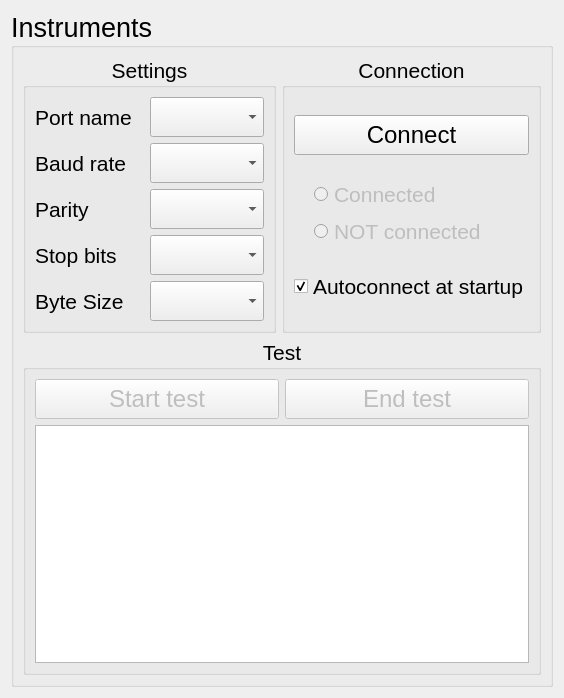
First picture: the form in upwind/src/UWPlugins/NMEASerialPortReader/settingsui.ui, repository UpWind/devel, before the edit.
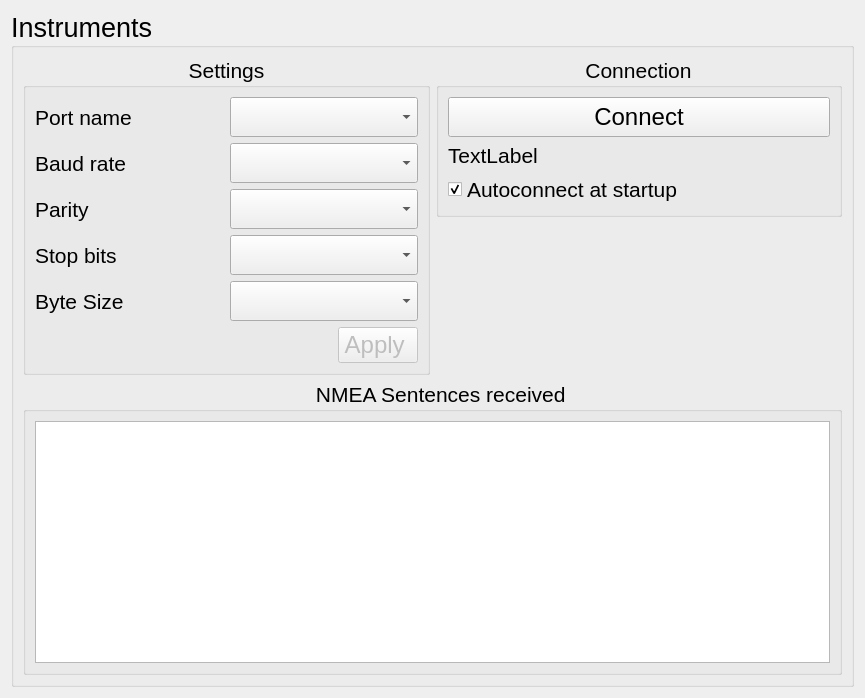
Second picture: the form after the edit.

Commit message: Changes to the GUI of the program to make serial port status more visible to the user and make connection to it easier.

```diff
--- a/upwind/src/UWPlugins/NMEASerialPortReader/settingsui.ui
+++ b/upwind/src/UWPlugins/NMEASerialPortReader/settingsui.ui
@@ -6,7 +6,7 @@
    <rect>
     <x>0</x>
     <y>0</y>
-    <width>564</width>
+    <width>865</width>
     <height>698</height>
    </rect>
   </property>
@@ -22,7 +22,126 @@
       <string>Instruments</string>
      </property>
      <layout class="QGridLayout" name="gridLayout_2">
-      <item row="2" column="0">
+      <item row="4" column="0" colspan="2">
+       <widget class="QGroupBox" name="groupBox_4">
+        <property name="font">
+         <font>
+          <pointsize>16</pointsize>
+         </font>
+        </property>
+        <property name="title">
+         <string>   NMEA Sentences received</string>
+        </property>
+        <property name="alignment">
+         <set>Qt::AlignHCenter|Qt::AlignTop</set>
+        </property>
+        <property name="flat">
+         <bool>true</bool>
+        </property>
+        <layout class="QVBoxLayout" name="verticalLayout_3">
+         <item>
+          <layout class="QHBoxLayout" name="horizontalLayout_6"/>
+         </item>
+         <item>
+          <widget class="QTextEdit" name="textEdit">
+           <property name="enabled">
+            <bool>true</bool>
+           </property>
+           <property name="sizePolicy">
+            <sizepolicy hsizetype="Expanding" vsizetype="Expanding">
+             <horstretch>0</horstretch>
+             <verstretch>200</verstretch>
+            </sizepolicy>
+           </property>
+           <property name="maximumSize">
+            <size>
+             <width>1677</width>
+             <height>1677</height>
+            </size>
+           </property>
+           <property name="font">
+            <font>
+             <family>Arial</family>
+             <pointsize>12</pointsize>
+            </font>
+           </property>
+           <property name="verticalScrollBarPolicy">
+            <enum>Qt::ScrollBarAsNeeded</enum>
+           </property>
+          </widget>
+         </item>
+        </layout>
+       </widget>
+      </item>
+      <item row="2" column="1">
+       <widget class="QGroupBox" name="groupBox_3">
+        <property name="font">
+         <font>
+          <pointsize>16</pointsize>
+         </font>
+        </property>
+        <property name="title">
+         <string>Connection</string>
+        </property>
+        <property name="alignment">
+         <set>Qt::AlignHCenter|Qt::AlignTop</set>
+        </property>
+        <property name="flat">
+         <bool>true</bool>
+        </property>
+        <layout class="QVBoxLayout" name="verticalLayout_5">
+         <item>
+          <widget class="QPushButton" name="pushButton_connect">
+           <property name="minimumSize">
+            <size>
+             <width>200</width>
+             <height>40</height>
+            </size>
+           </property>
+           <property name="font">
+            <font>
+             <family>Arial</family>
+             <pointsize>18</pointsize>
+            </font>
+           </property>
+           <property name="text">
+            <string>Connect</string>
+           </property>
+          </widget>
+         </item>
+         <item>
+          <widget class="QLabel" name="connection_status">
+           <property name="text">
+            <string>TextLabel</string>
+           </property>
+          </widget>
+         </item>
+         <item>
+          <widget class="QCheckBox" name="checkBox_autoconnect">
+           <property name="font">
+            <font>
+             <family>Arial</family>
+             <pointsize>16</pointsize>
+            </font>
+           </property>
+           <property name="acceptDrops">
+            <bool>false</bool>
+           </property>
+           <property name="autoFillBackground">
+            <bool>false</bool>
+           </property>
+           <property name="text">
+            <string>Autoconnect at startup</string>
+           </property>
+           <property name="checked">
+            <bool>true</bool>
+           </property>
+          </widget>
+         </item>
+        </layout>
+       </widget>
+      </item>
+      <item row="2" column="0" rowspan="2">
        <widget class="QGroupBox" name="groupBox_2">
         <property name="font">
          <font>
@@ -116,6 +235,28 @@
            </property>
           </widget>
          </item>
+         <item row="6" column="1" alignment="Qt::AlignRight">
+          <widget class="QPushButton" name="pushButton_startTest">
+           <property name="enabled">
+            <bool>false</bool>
+           </property>
+           <property name="maximumSize">
+            <size>
+             <width>200</width>
+             <height>16777215</height>
+            </size>
+           </property>
+           <property name="font">
+            <font>
+             <family>Arial</family>
+             <pointsize>18</pointsize>
+            </font>
+           </property>
+           <property name="text">
+            <string>Apply </string>
+           </property>
+          </widget>
+         </item>
          <item row="2" column="1">
           <widget class="QComboBox" name="comboBox_parity">
            <property name="minimumSize">
@@ -202,208 +343,6 @@
         </layout>
        </widget>
       </item>
-      <item row="2" column="1">
-       <widget class="QGroupBox" name="groupBox_3">
-        <property name="font">
-         <font>
-          <pointsize>16</pointsize>
-         </font>
-        </property>
-        <property name="title">
-         <string>Connection</string>
-        </property>
-        <property name="alignment">
-         <set>Qt::AlignHCenter|Qt::AlignTop</set>
-        </property>
-        <property name="flat">
-         <bool>true</bool>
-        </property>
-        <layout class="QVBoxLayout" name="verticalLayout_5">
-         <item>
-          <widget class="QPushButton" name="pushButton_connect">
-           <property name="minimumSize">
-            <size>
-             <width>200</width>
-             <height>40</height>
-            </size>
-           </property>
-           <property name="font">
-            <font>
-             <family>Arial</family>
-             <pointsize>18</pointsize>
-            </font>
-           </property>
-           <property name="text">
-            <string>Connect</string>
-           </property>
-          </widget>
-         </item>
-         <item>
-          <layout class="QVBoxLayout" name="verticalLayout_4">
-           <property name="leftMargin">
-            <number>20</number>
-           </property>
-           <item>
-            <widget class="QRadioButton" name="RadioButton_connected">
-             <property name="enabled">
-              <bool>false</bool>
-             </property>
-             <property name="font">
-              <font>
-               <family>Arial</family>
-               <pointsize>16</pointsize>
-              </font>
-             </property>
-             <property name="text">
-              <string>Connected</string>
-             </property>
-             <property name="checkable">
-              <bool>true</bool>
-             </property>
-            </widget>
-           </item>
-           <item>
-            <widget class="QRadioButton" name="RadioButton_NOTconnected">
-             <property name="enabled">
-              <bool>false</bool>
-             </property>
-             <property name="font">
-              <font>
-               <family>Arial</family>
-               <pointsize>16</pointsize>
-              </font>
-             </property>
-             <property name="text">
-              <string>NOT connected</string>
-             </property>
-             <property name="checkable">
-              <bool>true</bool>
-             </property>
-            </widget>
-           </item>
-          </layout>
-         </item>
-         <item>
-          <widget class="QCheckBox" name="checkBox_autoconnect">
-           <property name="font">
-            <font>
-             <family>Arial</family>
-             <pointsize>16</pointsize>
-            </font>
-           </property>
-           <property name="acceptDrops">
-            <bool>false</bool>
-           </property>
-           <property name="autoFillBackground">
-            <bool>false</bool>
-           </property>
-           <property name="text">
-            <string>Autoconnect at startup</string>
-           </property>
-           <property name="checked">
-            <bool>true</bool>
-           </property>
-          </widget>
-         </item>
-        </layout>
-       </widget>
-      </item>
-      <item row="3" column="0" colspan="2">
-       <widget class="QGroupBox" name="groupBox_4">
-        <property name="font">
-         <font>
-          <pointsize>16</pointsize>
-         </font>
-        </property>
-        <property name="title">
-         <string>Test</string>
-        </property>
-        <property name="alignment">
-         <set>Qt::AlignHCenter|Qt::AlignTop</set>
-        </property>
-        <property name="flat">
-         <bool>true</bool>
-        </property>
-        <layout class="QVBoxLayout" name="verticalLayout_3">
-         <item>
-          <layout class="QHBoxLayout" name="horizontalLayout_6">
-           <item>
-            <widget class="QPushButton" name="pushButton_startTest">
-             <property name="enabled">
-              <bool>false</bool>
-             </property>
-             <property name="minimumSize">
-              <size>
-               <width>200</width>
-               <height>40</height>
-              </size>
-             </property>
-             <property name="font">
-              <font>
-               <family>Arial</family>
-               <pointsize>18</pointsize>
-              </font>
-             </property>
-             <property name="text">
-              <string>Start test</string>
-             </property>
-            </widget>
-           </item>
-           <item>
-            <widget class="QPushButton" name="pushButton_endTest">
-             <property name="enabled">
-              <bool>false</bool>
-             </property>
-             <property name="minimumSize">
-              <size>
-               <width>200</width>
-               <height>40</height>
-              </size>
-             </property>
-             <property name="font">
-              <font>
-               <family>Arial</family>
-               <pointsize>18</pointsize>
-              </font>
-             </property>
-             <property name="text">
-              <string>End test</string>
-             </property>
-            </widget>
-           </item>
-          </layout>
-         </item>
-         <item>
-          <widget class="QTextEdit" name="textEdit">
-           <property name="enabled">
-            <bool>true</bool>
-           </property>
-           <property name="sizePolicy">
-            <sizepolicy hsizetype="Expanding" vsizetype="Expanding">
-             <horstretch>0</horstretch>
-             <verstretch>200</verstretch>
-            </sizepolicy>
-           </property>
-           <property name="maximumSize">
-            <size>
-             <width>1677</width>
-             <height>1677</height>
-            </size>
-           </property>
-           <property name="font">
-            <font>
-             <family>Arial</family>
-             <pointsize>12</pointsize>
-            </font>
-           </property>
-           <property name="verticalScrollBarPolicy">
-            <enum>Qt::ScrollBarAsNeeded</enum>
-           </property>
-          </widget>
-         </item>
-        </layout>
-       </widget>
-      </item>
      </layout>
     </widget>
    </item>
```
Left out of the diff: 128 changed lines with no effect on the pictures. The commit also changes 10 other files.
